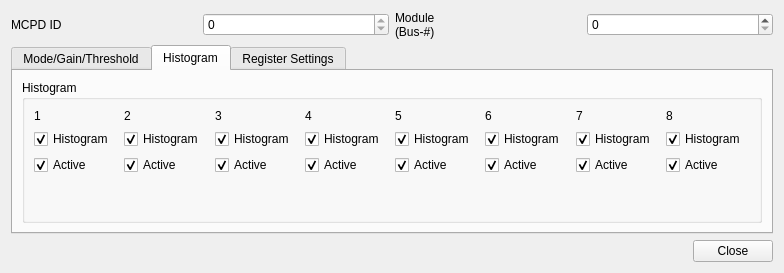
flueke/qmesydaq, file qmesydaq/modulesetup.ui: the form before one commit.
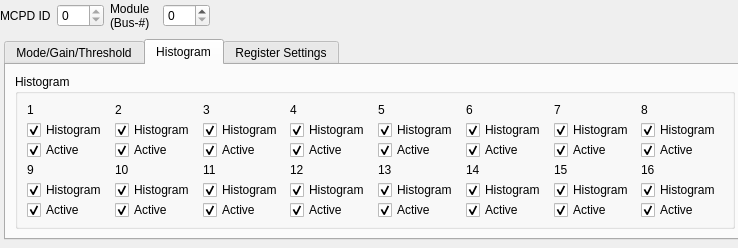
The form after the commit. The open tabs and pages were chosen to show the change. Custom widgets are drawn as their Qt base class.

Commit message: Enable the mapping configuration for the MSTD-16 module

```diff
--- a/qmesydaq/modulesetup.ui
+++ b/qmesydaq/modulesetup.ui
@@ -6,58 +6,22 @@
    <rect>
     <x>0</x>
     <y>0</y>
-    <width>784</width>
-    <height>249</height>
+    <width>738</width>
+    <height>248</height>
    </rect>
   </property>
   <property name="windowTitle">
    <string>Module setup</string>
   </property>
-  <layout class="QGridLayout" name="gridLayout_7">
-   <item row="0" column="0">
-    <layout class="QHBoxLayout" name="horizontalLayout_7">
-     <item>
-      <widget class="QLabel" name="textLabel1_4_2">
-       <property name="text">
-        <string>MCPD ID</string>
-       </property>
-       <property name="wordWrap">
-        <bool>false</bool>
-       </property>
-      </widget>
-     </item>
-     <item>
-      <widget class="MCPDSpinBox" name="devid">
-       <property name="enabled">
-        <bool>true</bool>
-       </property>
-       <property name="maximum">
-        <number>0</number>
-       </property>
-      </widget>
-     </item>
-     <item>
-      <widget class="QLabel" name="textLabel1_4_2_2">
-       <property name="text">
-        <string>Module
-(Bus-#)</string>
-       </property>
-       <property name="wordWrap">
-        <bool>false</bool>
-       </property>
-      </widget>
-     </item>
-     <item>
-      <widget class="ModuleSpinBox" name="module">
-       <property name="maximum">
-        <number>7</number>
-       </property>
-      </widget>
-     </item>
-    </layout>
-   </item>
-   <item row="1" column="0">
     <widget class="QTabWidget" name="tabWidget">
+   <property name="geometry">
+    <rect>
+     <x>4</x>
+     <y>39</y>
+     <width>742</width>
+     <height>201</height>
+    </rect>
+   </property>
      <property name="currentIndex">
       <number>0</number>
      </property>
@@ -307,9 +271,9 @@
            </layout>
           </item>
           <item row="0" column="1">
-           <layout class="QVBoxLayout" name="verticalLayout_3">
+         <layout class="QVBoxLayout" name="verticalLayout_2">
             <item>
-             <widget class="QLabel" name="labelChannel0_2">
+           <widget class="QLabel" name="labelChannel_2">
               <property name="text">
                <string>2</string>
               </property>
@@ -351,9 +315,9 @@
            </layout>
           </item>
           <item row="0" column="2">
-           <layout class="QVBoxLayout" name="verticalLayout_4">
+         <layout class="QVBoxLayout" name="verticalLayout_3">
             <item>
-             <widget class="QLabel" name="labelChannel0_3">
+           <widget class="QLabel" name="labelChannel_3">
               <property name="text">
                <string>3</string>
               </property>
@@ -395,9 +359,9 @@
            </layout>
           </item>
           <item row="0" column="3">
-           <layout class="QVBoxLayout" name="verticalLayout_5">
+         <layout class="QVBoxLayout" name="verticalLayout_4">
             <item>
-             <widget class="QLabel" name="labelChannel0_4">
+           <widget class="QLabel" name="labelChannel_4">
               <property name="text">
                <string>4</string>
               </property>
@@ -439,9 +403,9 @@
            </layout>
           </item>
           <item row="0" column="4">
-           <layout class="QVBoxLayout" name="verticalLayout_6">
+         <layout class="QVBoxLayout" name="verticalLayout_5">
             <item>
-             <widget class="QLabel" name="labelChannel0_5">
+           <widget class="QLabel" name="labelChannel_5">
               <property name="text">
                <string>5</string>
               </property>
@@ -483,9 +447,9 @@
            </layout>
           </item>
           <item row="0" column="5">
-           <layout class="QVBoxLayout" name="verticalLayout_7">
+         <layout class="QVBoxLayout" name="verticalLayout_6">
             <item>
-             <widget class="QLabel" name="labelChannel0_6">
+           <widget class="QLabel" name="labelChannel_6">
               <property name="text">
                <string>6</string>
               </property>
@@ -527,9 +491,9 @@
            </layout>
           </item>
           <item row="0" column="6">
-           <layout class="QVBoxLayout" name="verticalLayout_8">
+         <layout class="QVBoxLayout" name="verticalLayout_7">
             <item>
-             <widget class="QLabel" name="labelChannel0_7">
+           <widget class="QLabel" name="labelChannel_7">
               <property name="text">
                <string>7</string>
               </property>
@@ -571,9 +535,9 @@
            </layout>
           </item>
           <item row="0" column="7">
-           <layout class="QVBoxLayout" name="verticalLayout_9">
+         <layout class="QVBoxLayout" name="verticalLayout_8">
             <item>
-             <widget class="QLabel" name="labelChannel0_8">
+           <widget class="QLabel" name="labelChannel_8">
               <property name="text">
                <string>8</string>
               </property>
@@ -614,6 +578,358 @@
             </item>
            </layout>
           </item>
+        <item row="1" column="0">
+         <layout class="QVBoxLayout" name="verticalLayout_9">
+          <item>
+           <widget class="QLabel" name="labelChannel_9">
+            <property name="text">
+             <string>9</string>
+            </property>
+           </widget>
+          </item>
+          <item>
+           <widget class="QCheckBox" name="checkChannel9Histogram">
+            <property name="text">
+             <string>Histogram</string>
+            </property>
+            <property name="checked">
+             <bool>true</bool>
+            </property>
+           </widget>
+          </item>
+          <item>
+           <widget class="QCheckBox" name="checkChannel9Use">
+            <property name="text">
+             <string>Active</string>
+            </property>
+            <property name="checked">
+             <bool>true</bool>
+            </property>
+           </widget>
+          </item>
+          <item>
+           <spacer name="verticalSpacer_9">
+            <property name="orientation">
+             <enum>Qt::Vertical</enum>
+            </property>
+            <property name="sizeHint" stdset="0">
+             <size>
+              <width>20</width>
+              <height>40</height>
+             </size>
+            </property>
+           </spacer>
+          </item>
+         </layout>
+        </item>
+        <item row="1" column="1">
+         <layout class="QVBoxLayout" name="verticalLayout_10">
+          <item>
+           <widget class="QLabel" name="labelChannel_10">
+            <property name="text">
+             <string>10</string>
+            </property>
+           </widget>
+          </item>
+          <item>
+           <widget class="QCheckBox" name="checkChannel10Histogram">
+            <property name="text">
+             <string>Histogram</string>
+            </property>
+            <property name="checked">
+             <bool>true</bool>
+            </property>
+           </widget>
+          </item>
+          <item>
+           <widget class="QCheckBox" name="checkChannel10Use">
+            <property name="text">
+             <string>Active</string>
+            </property>
+            <property name="checked">
+             <bool>true</bool>
+            </property>
+           </widget>
+          </item>
+          <item>
+           <spacer name="verticalSpacer_10">
+            <property name="orientation">
+             <enum>Qt::Vertical</enum>
+            </property>
+            <property name="sizeHint" stdset="0">
+             <size>
+              <width>20</width>
+              <height>40</height>
+             </size>
+            </property>
+           </spacer>
+          </item>
+         </layout>
+        </item>
+        <item row="1" column="2">
+         <layout class="QVBoxLayout" name="verticalLayout_11">
+          <item>
+           <widget class="QLabel" name="labelChannel_11">
+            <property name="text">
+             <string>11</string>
+            </property>
+           </widget>
+          </item>
+          <item>
+           <widget class="QCheckBox" name="checkChannel11Histogram">
+            <property name="text">
+             <string>Histogram</string>
+            </property>
+            <property name="checked">
+             <bool>true</bool>
+            </property>
+           </widget>
+          </item>
+          <item>
+           <widget class="QCheckBox" name="checkChannel11Use">
+            <property name="text">
+             <string>Active</string>
+            </property>
+            <property name="checked">
+             <bool>true</bool>
+            </property>
+           </widget>
+          </item>
+          <item>
+           <spacer name="verticalSpacer_11">
+            <property name="orientation">
+             <enum>Qt::Vertical</enum>
+            </property>
+            <property name="sizeHint" stdset="0">
+             <size>
+              <width>20</width>
+              <height>40</height>
+             </size>
+            </property>
+           </spacer>
+          </item>
+         </layout>
+        </item>
+        <item row="1" column="3">
+         <layout class="QVBoxLayout" name="verticalLayout_12">
+          <item>
+           <widget class="QLabel" name="labelChannel_12">
+            <property name="text">
+             <string>12</string>
+            </property>
+           </widget>
+          </item>
+          <item>
+           <widget class="QCheckBox" name="checkChannel12Histogram">
+            <property name="text">
+             <string>Histogram</string>
+            </property>
+            <property name="checked">
+             <bool>true</bool>
+            </property>
+           </widget>
+          </item>
+          <item>
+           <widget class="QCheckBox" name="checkChannel12Use">
+            <property name="text">
+             <string>Active</string>
+            </property>
+            <property name="checked">
+             <bool>true</bool>
+            </property>
+           </widget>
+          </item>
+          <item>
+           <spacer name="verticalSpacer_12">
+            <property name="orientation">
+             <enum>Qt::Vertical</enum>
+            </property>
+            <property name="sizeHint" stdset="0">
+             <size>
+              <width>20</width>
+              <height>40</height>
+             </size>
+            </property>
+           </spacer>
+          </item>
+         </layout>
+        </item>
+        <item row="1" column="4">
+         <layout class="QVBoxLayout" name="verticalLayout_13">
+          <item>
+           <widget class="QLabel" name="labelChannel_13">
+            <property name="text">
+             <string>13</string>
+            </property>
+           </widget>
+          </item>
+          <item>
+           <widget class="QCheckBox" name="checkChannel13Histogram">
+            <property name="text">
+             <string>Histogram</string>
+            </property>
+            <property name="checked">
+             <bool>true</bool>
+            </property>
+           </widget>
+          </item>
+          <item>
+           <widget class="QCheckBox" name="checkChannel13Use">
+            <property name="text">
+             <string>Active</string>
+            </property>
+            <property name="checked">
+             <bool>true</bool>
+            </property>
+           </widget>
+          </item>
+          <item>
+           <spacer name="verticalSpacer_13">
+            <property name="orientation">
+             <enum>Qt::Vertical</enum>
+            </property>
+            <property name="sizeHint" stdset="0">
+             <size>
+              <width>20</width>
+              <height>40</height>
+             </size>
+            </property>
+           </spacer>
+          </item>
+         </layout>
+        </item>
+        <item row="1" column="5">
+         <layout class="QVBoxLayout" name="verticalLayout_14">
+          <item>
+           <widget class="QLabel" name="labelChannel_14">
+            <property name="text">
+             <string>14</string>
+            </property>
+           </widget>
+          </item>
+          <item>
+           <widget class="QCheckBox" name="checkChannel14Histogram">
+            <property name="text">
+             <string>Histogram</string>
+            </property>
+            <property name="checked">
+             <bool>true</bool>
+            </property>
+           </widget>
+          </item>
+          <item>
+           <widget class="QCheckBox" name="checkChannel14Use">
+            <property name="text">
+             <string>Active</string>
+            </property>
+            <property name="checked">
+             <bool>true</bool>
+            </property>
+           </widget>
+          </item>
+          <item>
+           <spacer name="verticalSpacer_14">
+            <property name="orientation">
+             <enum>Qt::Vertical</enum>
+            </property>
+            <property name="sizeHint" stdset="0">
+             <size>
+              <width>20</width>
+              <height>40</height>
+             </size>
+            </property>
+           </spacer>
+          </item>
+         </layout>
+        </item>
+        <item row="1" column="6">
+         <layout class="QVBoxLayout" name="verticalLayout_15">
+          <item>
+           <widget class="QLabel" name="labelChannel_15">
+            <property name="text">
+             <string>15</string>
+            </property>
+           </widget>
+          </item>
+          <item>
+           <widget class="QCheckBox" name="checkChannel15Histogram">
+            <property name="text">
+             <string>Histogram</string>
+            </property>
+            <property name="checked">
+             <bool>true</bool>
+            </property>
+           </widget>
+          </item>
+          <item>
+           <widget class="QCheckBox" name="checkChannel15Use">
+            <property name="text">
+             <string>Active</string>
+            </property>
+            <property name="checked">
+             <bool>true</bool>
+            </property>
+           </widget>
+          </item>
+          <item>
+           <spacer name="verticalSpacer_15">
+            <property name="orientation">
+             <enum>Qt::Vertical</enum>
+            </property>
+            <property name="sizeHint" stdset="0">
+             <size>
+              <width>20</width>
+              <height>40</height>
+             </size>
+            </property>
+           </spacer>
+          </item>
+         </layout>
+        </item>
+        <item row="1" column="7">
+         <layout class="QVBoxLayout" name="verticalLayout_16">
+          <item>
+           <widget class="QLabel" name="labelChannel_16">
+            <property name="text">
+             <string>16</string>
+            </property>
+           </widget>
+          </item>
+          <item>
+           <widget class="QCheckBox" name="checkChannel16Histogram">
+            <property name="text">
+             <string>Histogram</string>
+            </property>
+            <property name="checked">
+             <bool>true</bool>
+            </property>
+           </widget>
+          </item>
+          <item>
+           <widget class="QCheckBox" name="checkChannel16Use">
+            <property name="text">
+             <string>Active</string>
+            </property>
+            <property name="checked">
+             <bool>true</bool>
+            </property>
+           </widget>
+          </item>
+          <item>
+           <spacer name="verticalSpacer_16">
+            <property name="orientation">
+             <enum>Qt::Vertical</enum>
+            </property>
+            <property name="sizeHint" stdset="0">
+             <size>
+              <width>20</width>
+              <height>40</height>
+             </size>
+            </property>
+           </spacer>
+          </item>
+         </layout>
+        </item>
          </layout>
         </widget>
        </item>
@@ -663,9 +979,15 @@
       </layout>
      </widget>
     </widget>
-   </item>
-   <item row="2" column="0">
     <widget class="QDialogButtonBox" name="buttonBox">
+   <property name="geometry">
+    <rect>
+     <x>4</x>
+     <y>398</y>
+     <width>102</width>
+     <height>25</height>
+    </rect>
+   </property>
      <property name="orientation">
       <enum>Qt::Horizontal</enum>
      </property>
@@ -673,8 +995,56 @@
       <set>QDialogButtonBox::Close</set>
      </property>
     </widget>
-   </item>
-  </layout>
+  <widget class="QWidget" name="layoutWidget">
+   <property name="geometry">
+    <rect>
+     <x>0</x>
+     <y>0</y>
+     <width>210</width>
+     <height>31</height>
+    </rect>
+   </property>
+   <layout class="QHBoxLayout" name="horizontalLayout_7">
+    <item>
+     <widget class="QLabel" name="textLabel1_4_2">
+      <property name="text">
+       <string>MCPD ID</string>
+      </property>
+      <property name="wordWrap">
+       <bool>false</bool>
+      </property>
+     </widget>
+    </item>
+    <item>
+     <widget class="MCPDSpinBox" name="devid">
+      <property name="enabled">
+       <bool>true</bool>
+      </property>
+      <property name="maximum">
+       <number>0</number>
+      </property>
+     </widget>
+    </item>
+    <item>
+     <widget class="QLabel" name="textLabel1_4_2_2">
+      <property name="text">
+       <string>Module
+(Bus-#)</string>
+      </property>
+      <property name="wordWrap">
+       <bool>false</bool>
+      </property>
+     </widget>
+    </item>
+    <item>
+     <widget class="ModuleSpinBox" name="module">
+      <property name="maximum">
+       <number>7</number>
+      </property>
+     </widget>
+    </item>
+   </layout>
+  </widget>
  </widget>
  <customwidgets>
   <customwidget>
```
Left out of the diff: 4 changed lines with no effect on the pictures. Lines whose indentation alone changed are shown as unchanged. The commit also changes 9 other files.
